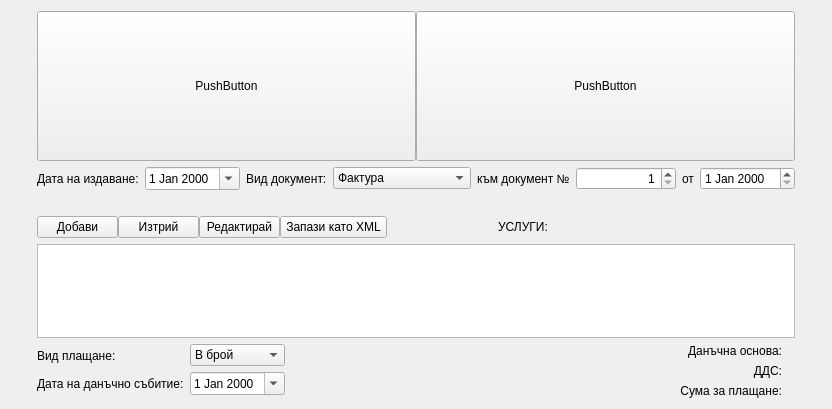
thefinalcutbg/DinoDent, file src/View/FinancialView/FinancialView.ui: the form before one commit.
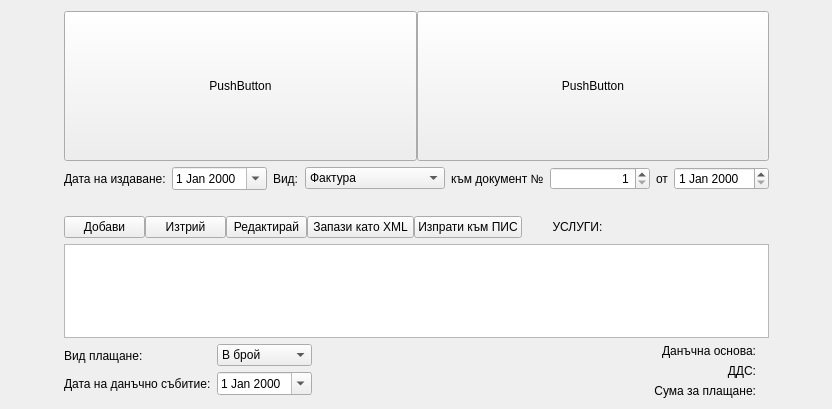
The form after the commit. Custom widgets are drawn as their Qt base class.

```diff
--- a/src/View/FinancialView/FinancialView.ui
+++ b/src/View/FinancialView/FinancialView.ui
@@ -126,7 +126,7 @@
        <item>
         <widget class="QLabel" name="label_7">
          <property name="text">
-          <string>Вид документ:</string>
+          <string>Вид:</string>
          </property>
         </widget>
        </item>
@@ -302,6 +302,25 @@
          </property>
         </widget>
        </item>
+       <item>
+        <widget class="QPushButton" name="sendPisButton">
+         <property name="sizePolicy">
+          <sizepolicy hsizetype="Fixed" vsizetype="Fixed">
+           <horstretch>0</horstretch>
+           <verstretch>0</verstretch>
+          </sizepolicy>
+         </property>
+         <property name="minimumSize">
+          <size>
+           <width>107</width>
+           <height>0</height>
+          </size>
+         </property>
+         <property name="text">
+          <string>Изпрати към ПИС</string>
+         </property>
+        </widget>
+       </item>
        <item>
         <widget class="QLabel" name="operationsLabel">
          <property name="sizePolicy">
```
